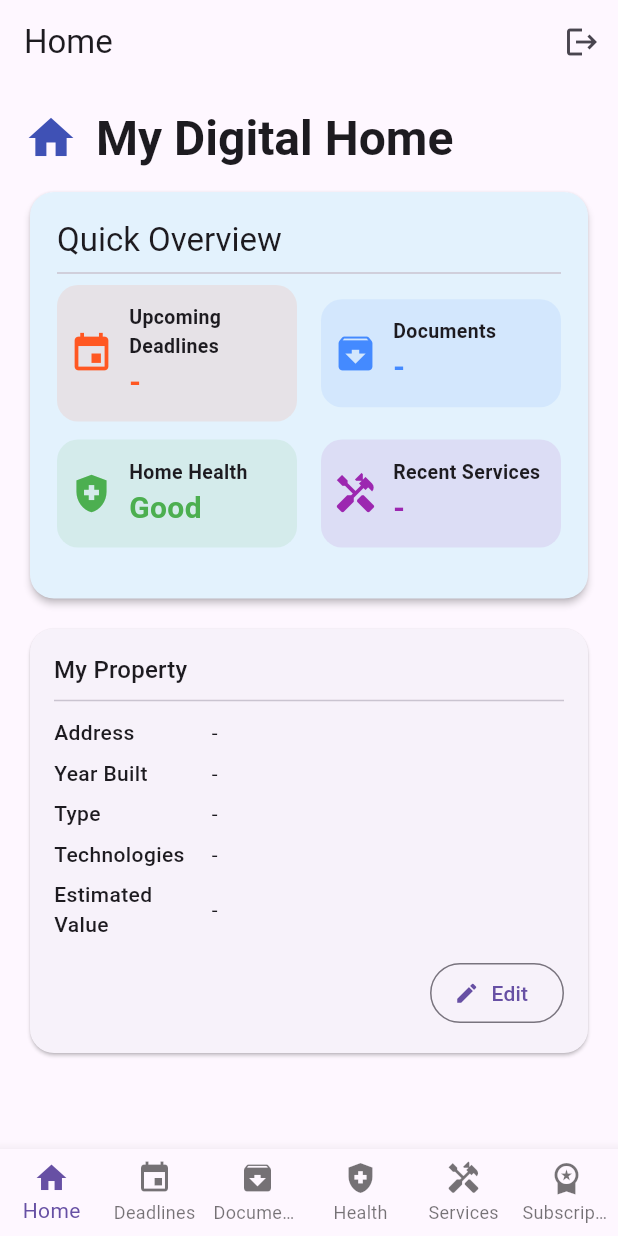
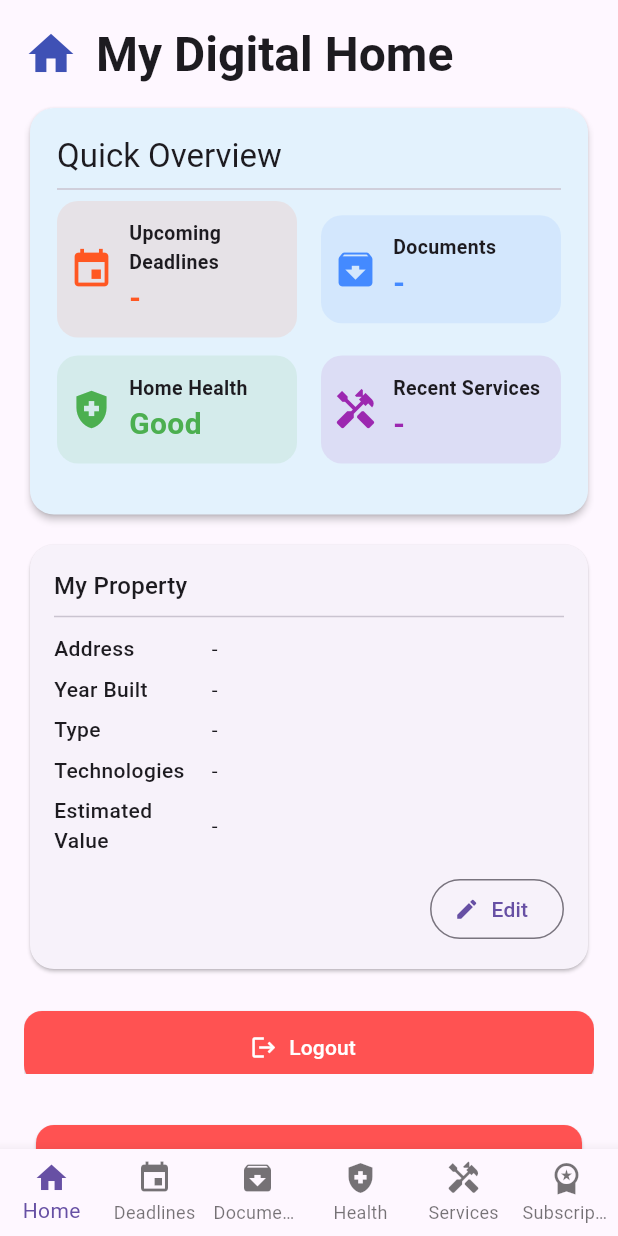
Before and after one commit to alihassangoraya/digitalHomeManager, a Flutter app: the MainNavigation screen opened directly, on a phone screen of 412 x 824 dp. Run offline on Flutter 3.47's test engine with Material 3 defaults, Android fonts, the phone set to English and light mode, and no system bars; our stand-ins replace cloud_firestore, file_picker, firebase_auth, firebase_core, firebase_messaging, firebase_storage and 1 more; missing offline and left inert: firebase_app_check; accounts and stored records are empty.

Commit message:
Fixed screen headings

```diff
--- a/digital_home_manager/lib/deadlines/deadlines_screen.dart
+++ b/digital_home_manager/lib/deadlines/deadlines_screen.dart
@@ -76,19 +76,21 @@ class _DeadlinesScreenState extends State<DeadlinesScreen> {
         color: Colors.grey[100],
         child: Column(
           children: [
+            const SizedBox(height: 18),
             Container(
               alignment: Alignment.centerLeft,
-              padding: const EdgeInsets.fromLTRB(22, 18, 22, 8),
+              padding: const EdgeInsets.fromLTRB(16, 16, 16, 0),
               child: Row(
                 children: [
                   const Icon(Icons.event, color: Colors.deepOrange, size: 32),
                   const SizedBox(width: 10),
                   Text('Deadlines & Checks',
-                    style: Theme.of(context).textTheme.headlineMedium?.copyWith(fontWeight: FontWeight.bold),
+                    style: Theme.of(context).textTheme.headlineLarge?.copyWith(fontWeight: FontWeight.bold),
                   ),
                 ],
               ),
             ),
+            const SizedBox(height: 12),
             Expanded(
               child: Card(
                 margin: const EdgeInsets.symmetric(horizontal: 16, vertical: 6),
--- a/digital_home_manager/lib/documents/documents_screen.dart
+++ b/digital_home_manager/lib/documents/documents_screen.dart
@@ -77,20 +77,22 @@ class _DocumentsScreenState extends State<DocumentsScreen> {
         color: Colors.grey[100],
         child: Column(
           children: [
+            const SizedBox(height: 18),
             Container(
               alignment: Alignment.centerLeft,
-              padding: const EdgeInsets.fromLTRB(22, 18, 22, 8),
+              padding: const EdgeInsets.fromLTRB(16, 16, 16, 0),
               child: Row(
                 children: [
                   const Icon(Icons.description, color: Colors.teal, size: 32),
                   const SizedBox(width: 10),
                   Text(
                     'Documents & Archive',
-                    style: Theme.of(context).textTheme.headlineMedium?.copyWith(fontWeight: FontWeight.bold),
+                    style: Theme.of(context).textTheme.headlineLarge?.copyWith(fontWeight: FontWeight.bold),
                   ),
                 ],
               ),
             ),
+            const SizedBox(height: 12),
             Expanded(
               child: Card(
                 margin: const EdgeInsets.symmetric(horizontal: 16, vertical: 6),
--- a/digital_home_manager/lib/home_card/home_card_screen.dart
+++ b/digital_home_manager/lib/home_card/home_card_screen.dart
@@ -1,3 +1,4 @@
+import 'package:firebase_auth/firebase_auth.dart';
 import 'package:flutter/material.dart';
 
 import 'home_card_service.dart';
@@ -198,6 +199,22 @@ class _HomeCardScreenState extends State<HomeCardScreen> {
               ),
             ),
           ),
+          const SizedBox(height: 24),
+          ElevatedButton.icon(
+            icon: const Icon(Icons.logout),
+            label: const Text('Logout'),
+            style: ElevatedButton.styleFrom(
+              backgroundColor: Colors.redAccent,
+              foregroundColor: Colors.white,
+              minimumSize: const Size.fromHeight(48),
+              shape: RoundedRectangleBorder(
+                borderRadius: BorderRadius.circular(12),
+              ),
+            ),
+            onPressed: () async {
+              await FirebaseAuth.instance.signOut();
+            },
+          ),
         ],
       ),
     );
--- a/digital_home_manager/lib/main.dart
+++ b/digital_home_manager/lib/main.dart
@@ -100,20 +100,37 @@ class _MainNavigationState extends State<MainNavigation> {
   @override
   Widget build(BuildContext context) {
     return Scaffold(
-      appBar: AppBar(
-        title: Text(_navItems[_selectedIndex].label!),
-        actions: [
-          IconButton(
-            icon: const Icon(Icons.logout),
-            tooltip: 'Sign Out',
-            onPressed: () async {
-              await FirebaseAuth.instance.signOut();
-            },
-          ),
+      extendBody: true,
+      body: Stack(
+        children: [
+          if (_selectedIndex == 0)
+            Column(
+              children: [
+                Expanded(child: _pages[0]),
+                Padding(
+                  padding: const EdgeInsets.symmetric(horizontal: 24, vertical: 18),
+                  child: SizedBox(
+                    width: double.infinity,
+                    child: ElevatedButton.icon(
+                      onPressed: () async {
+                        await FirebaseAuth.instance.signOut();
+                      },
+                      style: ElevatedButton.styleFrom(
+                        backgroundColor: Colors.redAccent,
+                        foregroundColor: Colors.white,
+                        padding: const EdgeInsets.symmetric(vertical: 16),
+                        shape: RoundedRectangleBorder(borderRadius: BorderRadius.circular(12)),
+                      ),
+                      icon: const Icon(Icons.logout),
+                      label: const Text('Sign Out', style: TextStyle(fontWeight: FontWeight.bold, fontSize: 17)),
+                    ),
+                  ),
+                ),
+              ],
+            )
+          else
+            _pages[_selectedIndex],
         ],
-      ),
-      body: Center(
-        child: _pages[_selectedIndex],
       ),
       bottomNavigationBar: BottomNavigationBar(
         items: _navItems,
--- a/digital_home_manager/lib/services/services_screen.dart
+++ b/digital_home_manager/lib/services/services_screen.dart
@@ -97,20 +97,22 @@ class _ServicesScreenState extends State<ServicesScreen> {
             child: ListView(
               padding: EdgeInsets.zero,
               children: [
+                const SizedBox(height: 18),
                 Container(
                   alignment: Alignment.centerLeft,
-                  padding: const EdgeInsets.fromLTRB(22, 18, 22, 8),
+                  padding: const EdgeInsets.fromLTRB(16, 16, 16, 0),
                   child: Row(
                     children: [
                       const Icon(Icons.handyman, color: Colors.purple, size: 32),
                       const SizedBox(width: 10),
                       Text(
                         'Services & History',
-                        style: Theme.of(context).textTheme.headlineMedium?.copyWith(fontWeight: FontWeight.bold),
+                        style: Theme.of(context).textTheme.headlineLarge?.copyWith(fontWeight: FontWeight.bold),
                       ),
                     ],
                   ),
                 ),
+                const SizedBox(height: 12),
                 Expanded(
                   child: StreamBuilder<List<ServiceJob>>(
                     stream: ServicesService.jobsStream(),
```
Also changed, not shown: digital_home_manager/lib/health/health_screen.dart (+4 -3 lines), digital_home_manager/lib/subscription/subscription_screen.dart (+12 -3 lines).
